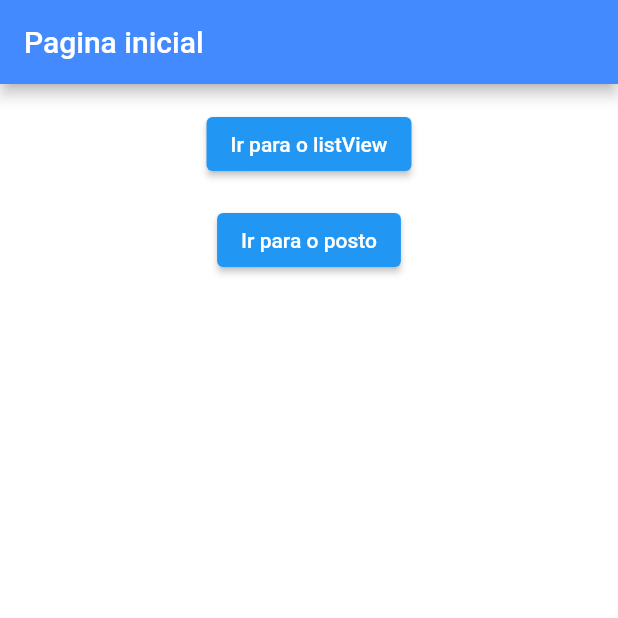
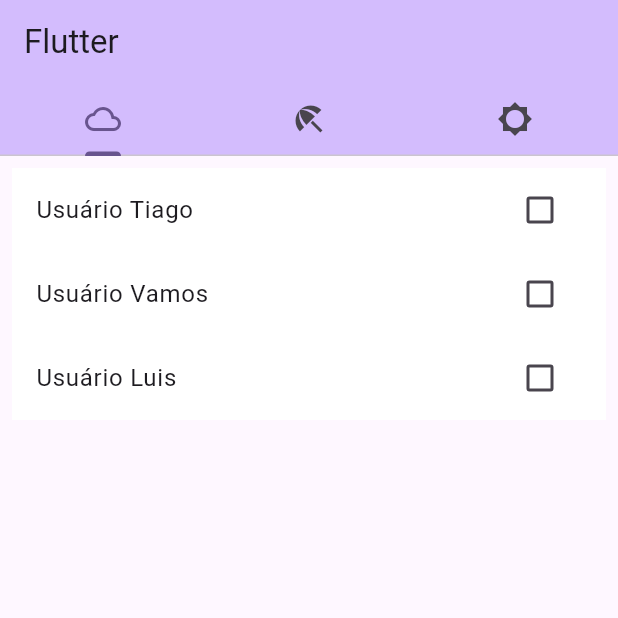
Before and after one commit to TiagoBenvindo/FlutterAtividades, a Flutter app: the screen it shows after launch, on a phone screen of 412 x 824 dp, the top half of it. Run offline on Flutter 3.47's test engine with Material 2 defaults, Android fonts, the phone set to English and light mode, and no system bars.

Commit message:
tabBar com mini projetos anteriores

```diff
--- a/lib/main.dart
+++ b/lib/main.dart
@@ -1,78 +1,84 @@
 import 'package:flutter/material.dart';
-import 'package:my_app/pages/InitialPage.dart';
-import 'package:my_app/pages/PostoPage.dart';
+import 'package:my_app/pages/cloud.dart';
+import 'package:my_app/pages/settings.dart';
+import 'package:my_app/pages/umbrella.dart';
 
 void main() {
   runApp(const MyApp());
 }
 
 class MyApp extends StatelessWidget {
-  const MyApp({Key? key}) : super(key: key);
+  const MyApp({super.key});
+
+  // This widget is the root of your application.
   @override
   Widget build(BuildContext context) {
     return MaterialApp(
+      title: 'Flutter Demo',
       theme: ThemeData(
-        primarySwatch: Colors.blue,
+        colorScheme: ColorScheme.fromSeed(seedColor: Colors.deepPurple),
+        useMaterial3: true,
       ),
       home: const MyHomePage(),
+      debugShowCheckedModeBanner: false,
     );
   }
 }
 
 class MyHomePage extends StatefulWidget {
-  const MyHomePage({Key? key}) : super(key: key);
+  const MyHomePage({super.key});
+
   @override
-  State<MyHomePage> createState() => _AppWidget();
+  State<MyHomePage> createState() => _MyHomePageState();
 }
 
-class _AppWidget extends State<MyHomePage> {
+class _MyHomePageState extends State<MyHomePage> with TickerProviderStateMixin {
+  late TabController _tabController;
   @override
-  Widget build(BuildContext context) {
-    return Scaffold(
-      backgroundColor: Colors.white,
-      appBar: AppBar(
-        title: const Text("Pagina inicial"),
-        backgroundColor: Colors.blueAccent,
-      ),
-      body: const DiceePage(),
-    );
+  void initState() {
+    super.initState();
+    _tabController = TabController(length: 3, vsync: this);
   }
-}
-
-class DiceePage extends StatefulWidget {
-  const DiceePage({Key? key}) : super(key: key);
-
-  @override
-  State<DiceePage> createState() => _DiceePageState();
-}
-
-class _DiceePageState extends State<DiceePage> {
-  final List<String> selecionados = <String>['Tiago', 'Vamos', 'Luis'];
-  final List<bool> values = <bool>[false, false, false];
 
   @override
   Widget build(BuildContext context) {
-    return Center(
-      child: Column(
-        children: [
-          Padding(
-            padding: const EdgeInsets.symmetric(horizontal: 8, vertical: 16),
-            child: ElevatedButton(
-              onPressed: () {
-                Navigator.of(context).push(
-                    MaterialPageRoute(builder: (context) => InitialPage()));
-              },
-              child: Text('Ir para o listView'),
+    return DefaultTabController(
+      initialIndex: 1,
+      length: 3,
+      child: Scaffold(
+        appBar: AppBar(
+          backgroundColor: Theme.of(context).colorScheme.inversePrimary,
+          title: const Text("Flutter"),
+          bottom: TabBar(
+            controller: _tabController,
+            tabs: const [
+              Tab(
+                icon: Icon(Icons.cloud_outlined),
+              ),
+              Tab(
+                icon: Icon(Icons.beach_access_sharp),
+              ),
+              Tab(
+                icon: Icon(Icons.brightness_5_sharp),
+              ),
+            ],
+          ),
+        ),
+        body: TabBarView(
+          controller: _tabController,
+          children: const [
+            Center(
+              child: InitialCloud(),
             ),
-          ),
-          ElevatedButton(
-            onPressed: () {
-              Navigator.of(context)
-                  .push(MaterialPageRoute(builder: (context) => PostoPage()));
-            },
-            child: Text('Ir para o posto'),
-          ),
-        ],
+            Center(
+              child: InitialUmbrella(),
+            ),
+            Center(
+              child: InitialSettings(),
+            ),
+          ],
+        ),
+        // This trailing comma makes auto-formatting nicer for build methods.
       ),
     );
   }
--- a/lib/pages/PostoPage.dart
+++ b/lib/pages/umbrella.dart
@@ -1,35 +1,12 @@
-import 'dart:html';
+import "package:flutter/material.dart";
 
-import 'package:flutter/material.dart';
-
-import 'package:flutter/material.dart';
-
-class PostoPage extends StatefulWidget {
-  const PostoPage({Key? key}) : super(key: key);
+class InitialUmbrella extends StatefulWidget {
+  const InitialUmbrella({super.key});
   @override
-  State<PostoPage> createState() => _PostoPageWidget();
+  State<InitialUmbrella> createState() => _InitialUmbrella();
 }
 
-class _PostoPageWidget extends State<PostoPage> {
-  @override
-  Widget build(BuildContext context) {
-    return Scaffold(
-      appBar: AppBar(
-        title: const Text('Posto'),
-        backgroundColor: Colors.blueAccent,
-      ),
-      body: const Posto(),
-    );
-  }
-}
-
-class Posto extends StatefulWidget {
-  const Posto({Key? key}) : super(key: key);
-  @override
-  State<Posto> createState() => _Posto();
-}
-
-class _Posto extends State<Posto> {
+class _InitialUmbrella extends State<InitialUmbrella> {
   double valorGasolina = 0.0;
   double valorEtanol = 0.0;
   String valorCalculado = "";
@@ -53,7 +30,6 @@ class _Posto extends State<Posto> {
     return Center(
         child: Padding(
       padding: const EdgeInsets.symmetric(horizontal: 20, vertical: 16),
-      // ignore: prefer_const_literals_to_create_immutables
       child: Column(children: [
         TextField(
           keyboardType: TextInputType.number,
```
Also changed, not shown: lib/pages/cloud.dart (renamed from lib/pages/InitialPage.dart, +4 -24 lines), lib/pages/settings.dart (added, +71 -0 lines).
